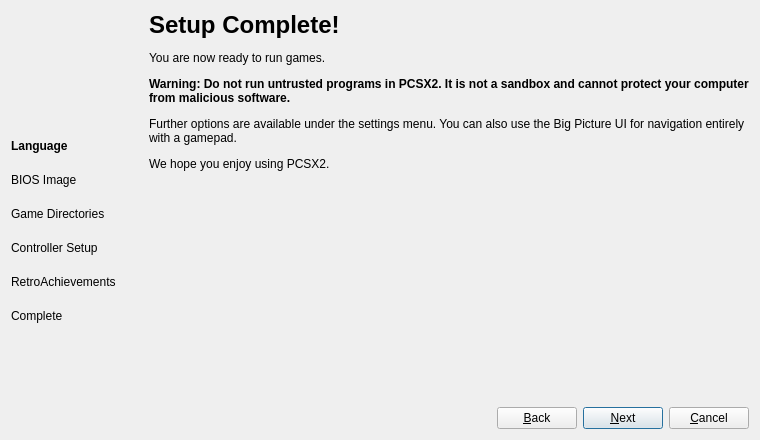
The window that pcsx2-qt/SetupWizardDialog.ui (SgtBilko76/ARMSX2-Quest) describes before a commit, drawn with Qt 5.
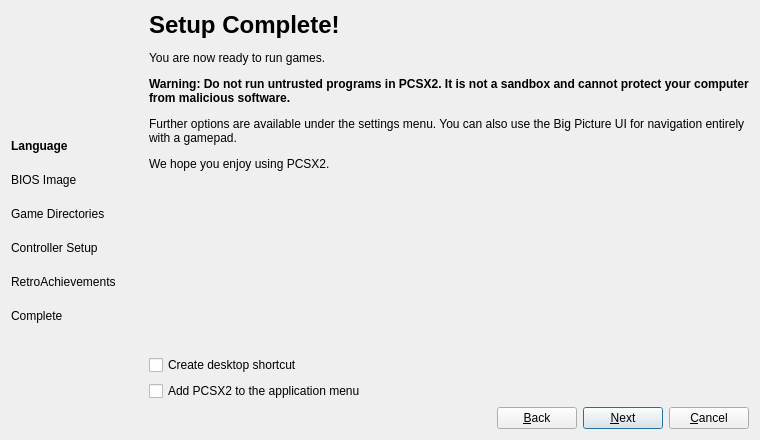
The same window after the commit. The open tabs and pages were chosen to show the change. Icons and pictures are not drawn.

Commit message: Qt: Add Create PCSX2 shortcut option to setup wizard

Diff of the .ui file:
```diff
--- a/pcsx2-qt/SetupWizardDialog.ui
+++ b/pcsx2-qt/SetupWizardDialog.ui
@@ -912,6 +912,20 @@
          </property>
         </widget>
        </item>
+       <item>
+        <widget class="QCheckBox" name="createDesktopShortcut">
+         <property name="text">
+          <string>Create desktop shortcut</string>
+         </property>
+        </widget>
+       </item>
+       <item>
+        <widget class="QCheckBox" name="addToApplicationMenu">
+         <property name="text">
+          <string>Add PCSX2 to the application menu</string>
+         </property>
+        </widget>
+       </item>
       </layout>
      </widget>
     </widget>
```
The commit also changes 5 other files.
